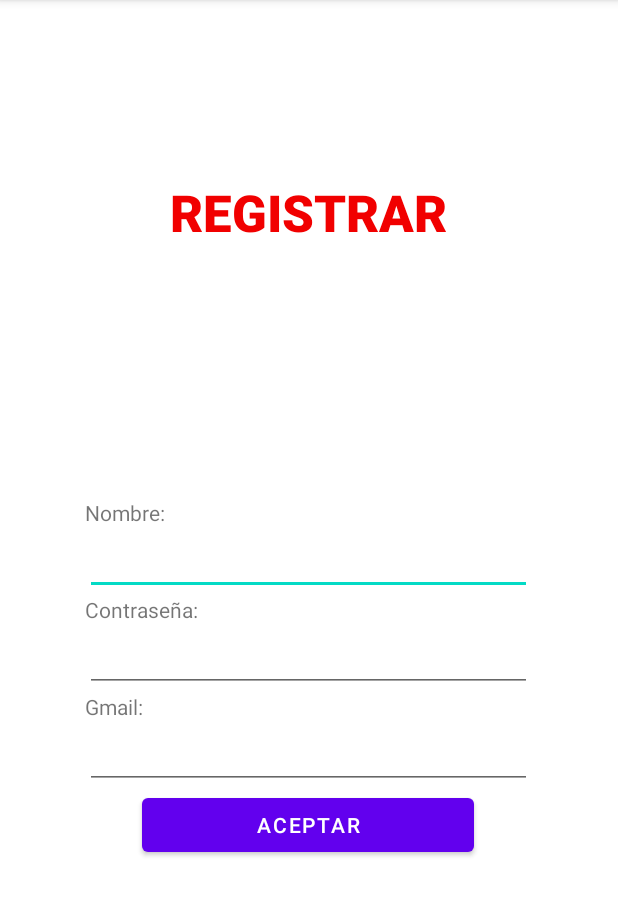
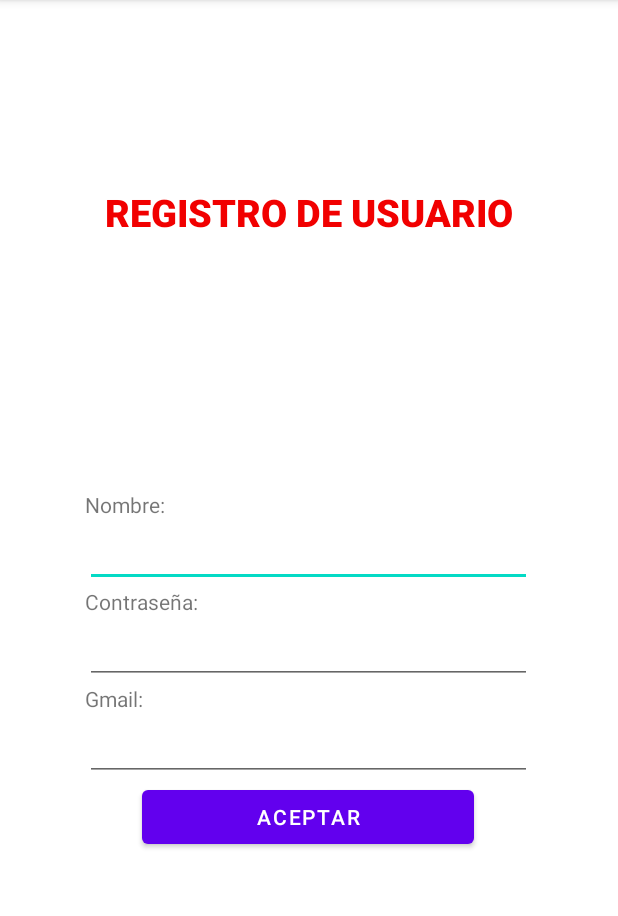
Before and after one commit to Valen707/AppTransporte, an Android app: the RegistrarUsusario screen opened directly, with no data from a screen before it, on a phone screen of 412 x 824 dp, the part 84-1000 px from its top. Run offline under Robolectric (Android 15) with nearby library versions, the phone set to English and light mode, and no system bars.

Commit message:
login / Registro

```diff
--- a/app/src/main/res/layout/activity_registrar_ususario.xml
+++ b/app/src/main/res/layout/activity_registrar_ususario.xml
@@ -15,9 +15,9 @@
         android:layout_width="wrap_content"
         android:layout_height="wrap_content"
         android:fontFamily="sans-serif-black"
-        android:text="REGISTRAR"
+        android:text="REGISTRO DE USUARIO"
         android:textColor="#F10000"
-        android:textSize="34sp"
+        android:textSize="25sp"
         tools:layout_editor_absoluteX="193dp"
         tools:layout_editor_absoluteY="88dp" />
 
```
